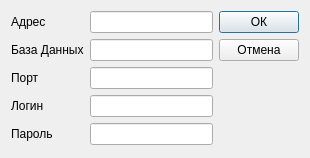
First picture: the form in lab_2/dialog.ui, repository EgorBud/db, before the edit.
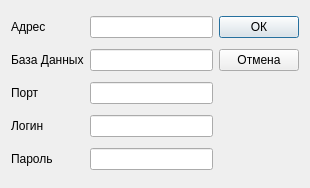
Second picture: the form after the edit.

Patch:
```diff
--- a/lab_2/dialog.ui
+++ b/lab_2/dialog.ui
@@ -10,7 +10,7 @@
     <x>0</x>
     <y>0</y>
     <width>310</width>
-    <height>158</height>
+    <height>188</height>
    </rect>
   </property>
   <property name="sizePolicy">
@@ -67,6 +67,9 @@
      </item>
      <item row="5" column="1">
       <widget class="QLineEdit" name="password">
+       <property name="echoMode">
+        <enum>QLineEdit::Password</enum>
+       </property>
        <property name="clearButtonEnabled">
         <bool>false</bool>
        </property>
```
Left out of the diff: 2 changed lines with no effect on the pictures.
